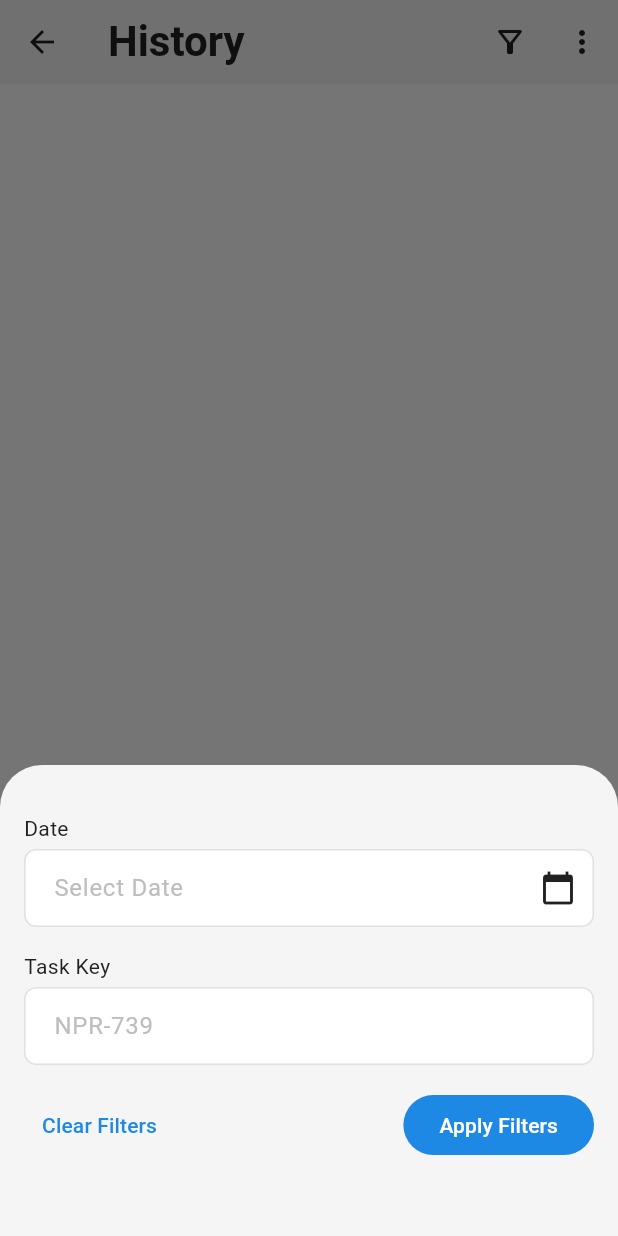
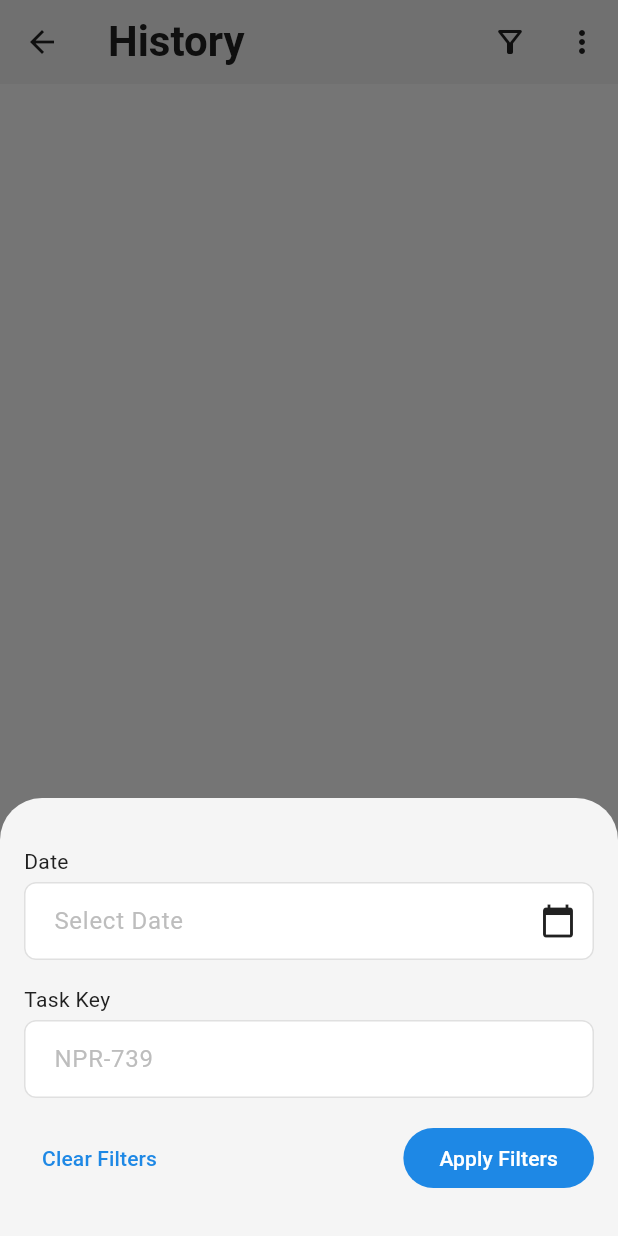
Before and after one commit to AminduSasanka/flutter_time_tracker, a Flutter app: the HistoryScreen screen opened directly, after a tap on the "filter alt" icon, on a phone screen of 412 x 824 dp. Run offline on Flutter 3.47's test engine with Material 3 defaults, Android fonts, the phone set to English and light mode, and no system bars; our stand-ins replace dio, flutter_riverpod, flutter_secure_storage, go_router, multiple_result, shared_preferences and 1 more; missing offline and left inert: dio_http_formatter; accounts and stored records are empty.

Commit message:
reduced height from the bottom of the screen

```diff
--- a/lib/presentation/features/history/widgets/history_filters_widget.dart
+++ b/lib/presentation/features/history/widgets/history_filters_widget.dart
@@ -128,7 +128,7 @@ class HistoryFilterWidget extends ConsumerWidget {
                   ),
                 ],
               ),
-              SizedBox(height: 42),
+              SizedBox(height: 20),
             ],
           ),
         );
```
